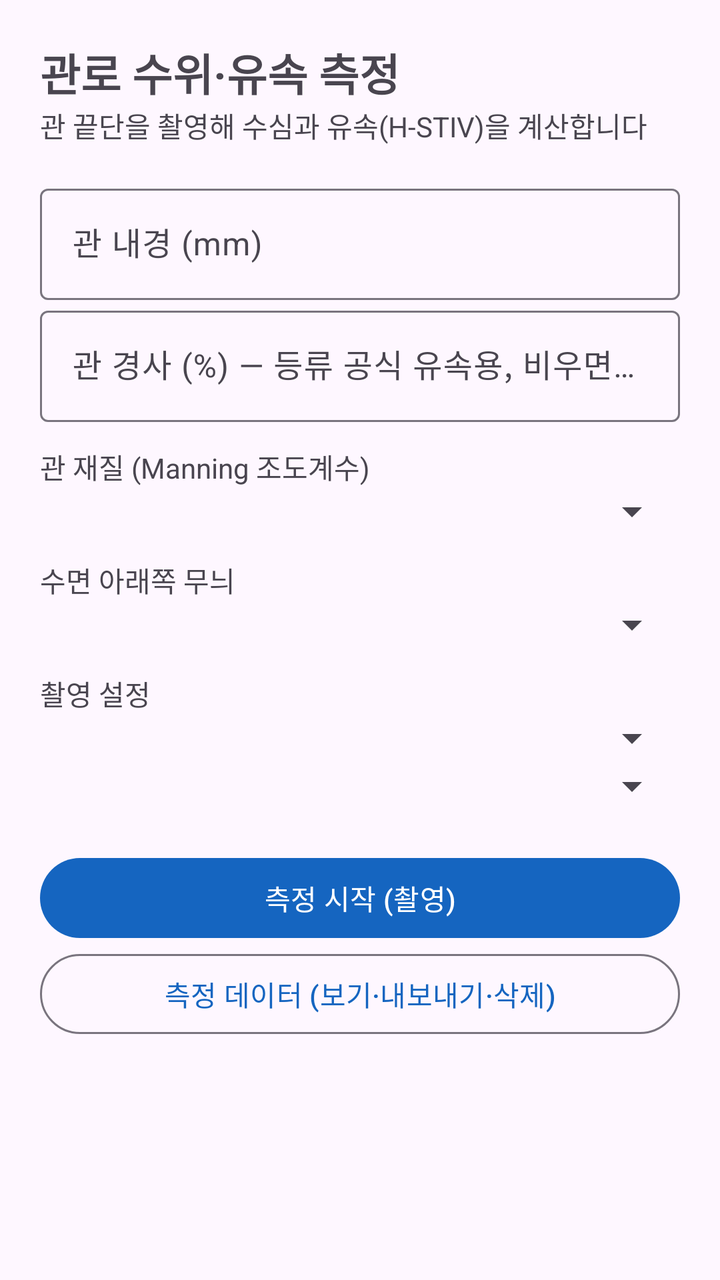
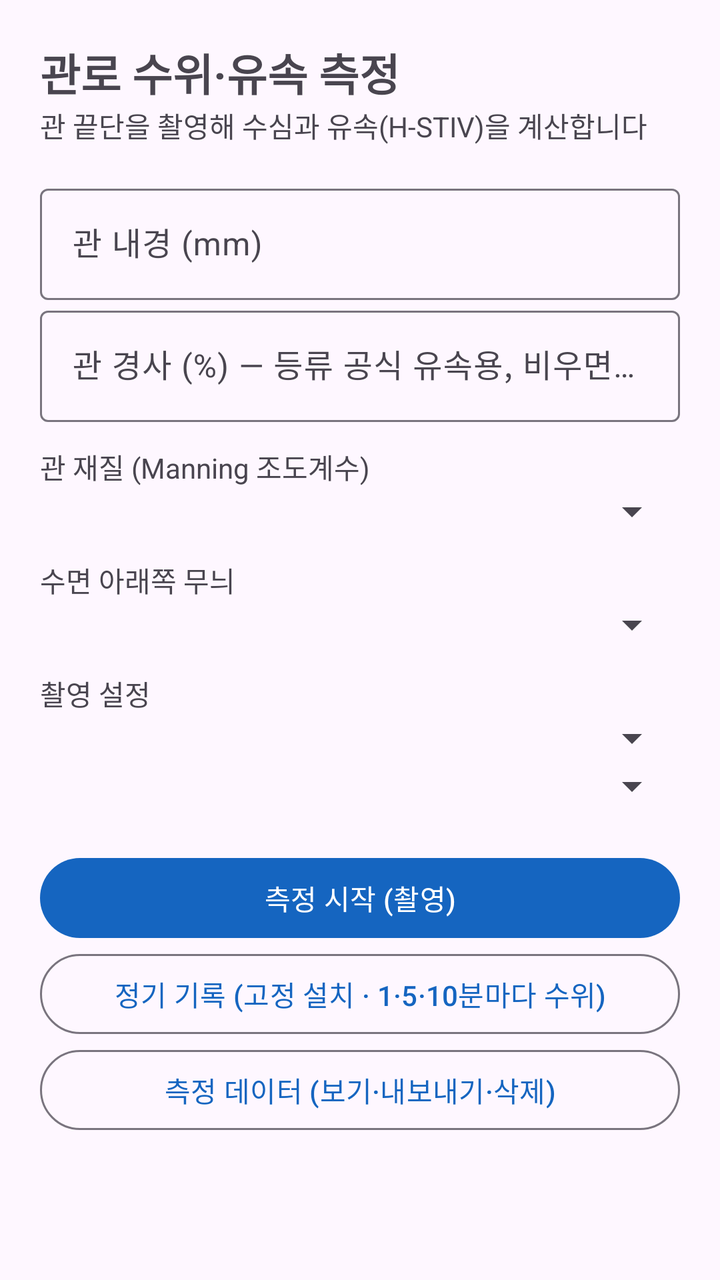

Screens rendered from an Android XML layout before and after an edit, with the pre-edit source and the edit as a unified diff.
<!-- AndroidManifest.xml: application theme Theme.PipeFlow -->
<!-- res/layout/activity_main.xml -->
<?xml version="1.0" encoding="utf-8"?>
<ScrollView xmlns:android="http://schemas.android.com/apk/res/android"
    android:layout_width="match_parent" android:layout_height="match_parent">
    <LinearLayout
        android:layout_width="match_parent" android:layout_height="wrap_content"
        android:orientation="vertical" android:padding="20dp">

        <TextView android:layout_width="wrap_content" android:layout_height="wrap_content"
            android:text="관로 수위·유속 측정" android:textSize="22sp" android:textStyle="bold" />
        <TextView android:layout_width="wrap_content" android:layout_height="wrap_content"
            android:layout_marginBottom="16dp"
            android:text="관 끝단을 촬영해 수심과 유속(H-STIV)을 계산합니다" />

        <com.google.android.material.textfield.TextInputLayout
            android:layout_width="match_parent" android:layout_height="wrap_content"
            android:hint="관 내경 (mm)">
            <com.google.android.material.textfield.TextInputEditText
                android:id="@+id/editDiameter" android:layout_width="match_parent"
                android:layout_height="wrap_content" android:inputType="numberDecimal" />
        </com.google.android.material.textfield.TextInputLayout>

        <com.google.android.material.textfield.TextInputLayout
            android:layout_width="match_parent" android:layout_height="wrap_content"
            android:hint="관 경사 (%) — 등류 공식 유속용, 비우면 생략">
            <com.google.android.material.textfield.TextInputEditText
                android:id="@+id/editSlope" android:layout_width="match_parent"
                android:layout_height="wrap_content" android:inputType="numberDecimal" />
        </com.google.android.material.textfield.TextInputLayout>

        <TextView android:layout_width="wrap_content" android:layout_height="wrap_content"
            android:layout_marginTop="12dp" android:text="관 재질 (Manning 조도계수)" />
        <Spinner android:id="@+id/spinMaterial" android:layout_width="match_parent"
            android:layout_height="wrap_content" />

        <TextView android:layout_width="wrap_content" android:layout_height="wrap_content"
            android:layout_marginTop="12dp" android:text="수면 아래쪽 무늬" />
        <Spinner android:id="@+id/spinTexture" android:layout_width="match_parent"
            android:layout_height="wrap_content" />

        <TextView android:layout_width="wrap_content" android:layout_height="wrap_content"
            android:layout_marginTop="12dp" android:text="촬영 설정" />
        <Spinner android:id="@+id/spinFps" android:layout_width="match_parent"
            android:layout_height="wrap_content" />
        <Spinner android:id="@+id/spinDuration" android:layout_width="match_parent"
            android:layout_height="wrap_content" />

        <Button android:id="@+id/btnStart" android:layout_width="match_parent"
            android:layout_height="wrap_content" android:layout_marginTop="20dp"
            android:text="측정 시작 (촬영)" />
        <Button android:id="@+id/btnHistory" style="?attr/materialButtonOutlinedStyle"
            android:layout_width="match_parent" android:layout_height="wrap_content"
            android:text="측정 데이터 (보기·내보내기·삭제)" />

        <TextView android:id="@+id/txtInfo" android:layout_width="match_parent"
            android:layout_height="wrap_content" android:layout_marginTop="16dp"
            android:textSize="12sp" />
    </LinearLayout>
</ScrollView>
<!-- resources referenced by this layout -->
<resources>
  <style name="Theme.PipeFlow" parent="Theme.Material3.DayNight">
          <item name="colorPrimary">@color/brand</item>
          <item name="colorPrimaryDark">@color/brand_dark</item>
      </style>
  <color name="brand">#1565C0</color>
  <color name="brand_dark">#0D47A1</color>
</resources>

<!-- the commit's change to res/layout/activity_main.xml (unified diff, before → after) -->
@@ -47,6 +47,9 @@
         <Button android:id="@+id/btnStart" android:layout_width="match_parent"
             android:layout_height="wrap_content" android:layout_marginTop="20dp"
             android:text="측정 시작 (촬영)" />
+        <Button android:id="@+id/btnMonitor" style="?attr/materialButtonOutlinedStyle"
+            android:layout_width="match_parent" android:layout_height="wrap_content"
+            android:text="정기 기록 (고정 설치 · 1·5·10분마다 수위)" />
         <Button android:id="@+id/btnHistory" style="?attr/materialButtonOutlinedStyle"
             android:layout_width="match_parent" android:layout_height="wrap_content"
             android:text="측정 데이터 (보기·내보내기·삭제)" />
